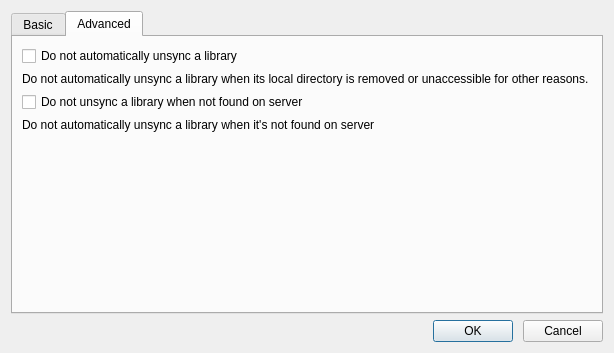
Qt form ui/settings-dialog.ui (haiwen/seafile-client) before a commit.
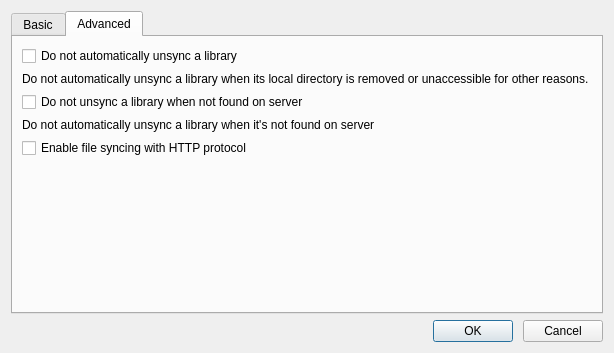
The same form after that commit.

Commit message: add "enable http sync" settings

```diff
--- a/ui/settings-dialog.ui
+++ b/ui/settings-dialog.ui
@@ -163,6 +163,13 @@
          </property>
         </widget>
        </item>
+       <item>
+        <widget class="QCheckBox" name="mEnableHttpSyncCheckBox">
+         <property name="text">
+          <string>Enable file syncing with HTTP protocol</string>
+         </property>
+        </widget>
+       </item>
        <item>
         <spacer name="verticalSpacer">
          <property name="orientation">
```
The commit also changes 3 other files.
